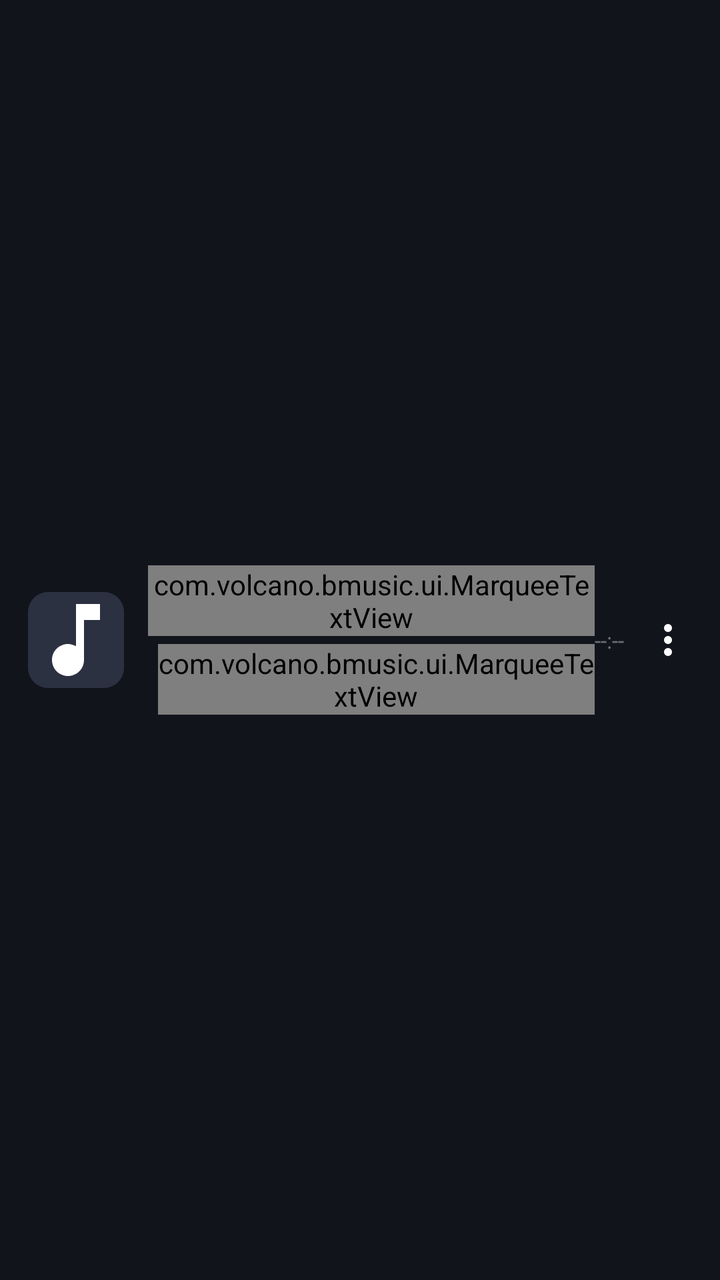
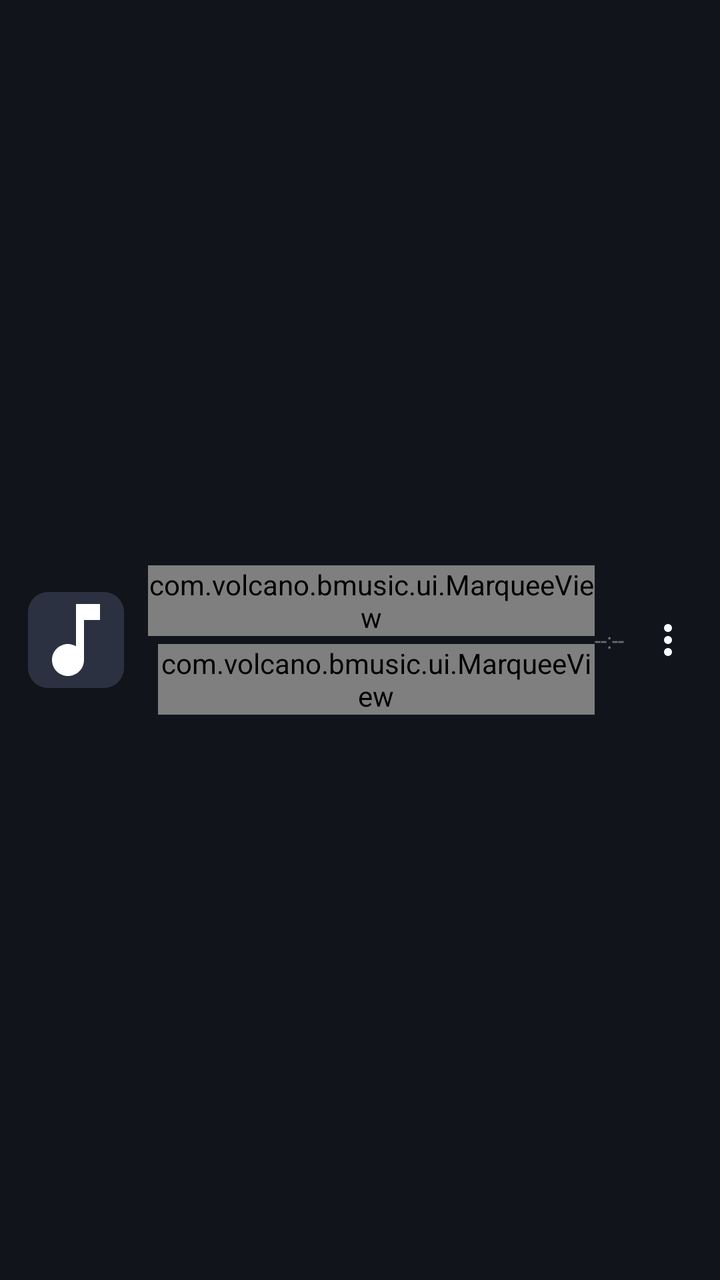

The first picture is an Android layout as it rendered before a commit; the second is the same layout after the commit. The layout source and the unified diff follow.
<!-- AndroidManifest.xml: application theme AppTheme -->
<!-- res/layout/item_track.xml -->
<?xml version="1.0" encoding="utf-8"?>
<LinearLayout xmlns:android="http://schemas.android.com/apk/res/android"
    android:layout_width="match_parent"
    android:layout_height="66dp"
    android:background="@color/bg"
    android:gravity="center_vertical"
    android:orientation="horizontal"
    android:paddingLeft="14dp"
    android:paddingRight="6dp">

    <CheckBox
        android:id="@+id/check"
        android:layout_width="wrap_content"
        android:layout_height="wrap_content"
        android:layout_marginRight="8dp"
        android:clickable="false"
        android:focusable="false"
        android:minWidth="0dp"
        android:minHeight="0dp"
        android:visibility="gone" />

    <ImageView
        android:id="@+id/art"
        android:layout_width="48dp"
        android:layout_height="48dp"
        android:background="@drawable/shape_card2"
        android:scaleType="centerCrop"
        android:src="@drawable/ic_music_note" />

    <LinearLayout
        android:layout_width="0dp"
        android:layout_height="wrap_content"
        android:layout_marginLeft="12dp"
        android:layout_weight="1"
        android:orientation="vertical">

        <LinearLayout
            android:layout_width="match_parent"
            android:layout_height="wrap_content"
            android:gravity="center_vertical"
            android:orientation="horizontal">

            <ImageView
                android:id="@+id/now"
                android:layout_width="11dp"
                android:layout_height="11dp"
                android:layout_marginRight="5dp"
                android:src="@drawable/ic_play"
                android:tint="@color/pink"
                android:visibility="gone" />

            <com.volcano.bmusic.ui.MarqueeTextView
                android:id="@+id/title"
                android:layout_width="0dp"
                android:layout_height="wrap_content"
                android:layout_weight="1"
                android:ellipsize="none"
                android:singleLine="true"
                android:text="标题"
                android:textColor="@color/text"
                android:textSize="14sp" />
        </LinearLayout>

        <LinearLayout
            android:layout_width="match_parent"
            android:layout_height="wrap_content"
            android:layout_marginTop="4dp"
            android:orientation="horizontal">

            <ImageView
                android:id="@+id/badge"
                android:layout_width="13dp"
                android:layout_height="13dp"
                android:src="@drawable/ic_cached"
                android:tint="@color/green"
                android:visibility="gone" />

            <com.volcano.bmusic.ui.MarqueeTextView
                android:id="@+id/sub"
                android:layout_width="0dp"
                android:layout_height="wrap_content"
                android:layout_marginLeft="5dp"
                android:layout_weight="1"
                android:ellipsize="none"
                android:singleLine="true"
                android:text=""
                android:textColor="@color/text_dim"
                android:textSize="11sp" />
        </LinearLayout>
    </LinearLayout>

    <TextView
        android:id="@+id/dur"
        android:layout_width="wrap_content"
        android:layout_height="wrap_content"
        android:layout_marginRight="2dp"
        android:text="--:--"
        android:textColor="@color/text_dim"
        android:textSize="11sp" />

    <ImageButton
        android:id="@+id/more"
        android:layout_width="40dp"
        android:layout_height="44dp"
        android:background="@null"
        android:contentDescription="更多"
        android:focusable="false"
        android:focusableInTouchMode="false"
        android:src="@drawable/ic_more"
        android:tint="@color/text_dim" />
</LinearLayout>
<!-- resources referenced by this layout -->
<resources>
  <color name="bg">#FF12141C</color>
  <color name="green">#FF4CD98A</color>
  <color name="pink">#FFFB7299</color>
  <color name="text">#FFF2F4FA</color>
  <color name="text_dim">#66F2F4FA</color>
  <!-- drawable ic_cached (drawable) -->
  <?xml version="1.0" encoding="utf-8"?>
  <vector xmlns:android="http://schemas.android.com/apk/res/android"
      android:width="24dp"
      android:height="24dp"
      android:viewportWidth="24.0"
      android:viewportHeight="24.0">
      <path
          android:fillColor="#FFFFFFFF"
          android:pathData="M17.65,6.35C16.2,4.9 14.21,4 12,4c-4.42,0 -7.99,3.58 -7.99,8s3.57,8 7.99,8c3.73,0 6.84,-2.55 7.73,-6h-2.08c-0.82,2.33 -3.04,4 -5.65,4 -3.31,0 -6,-2.69 -6,-6s2.69,-6 6,-6c1.66,0 3.14,0.69 4.22,1.78L13,11h7V4l-2.35,2.35z" />
  </vector>
  <!-- drawable ic_more (drawable) -->
  <?xml version="1.0" encoding="utf-8"?>
  <vector xmlns:android="http://schemas.android.com/apk/res/android"
      android:width="24dp"
      android:height="24dp"
      android:viewportWidth="24.0"
      android:viewportHeight="24.0">
      <path
          android:fillColor="#FFFFFFFF"
          android:pathData="M12,8c1.1,0 2,-0.9 2,-2s-0.9,-2 -2,-2 -2,0.9 -2,2 0.9,2 2,2zM12,10c-1.1,0 -2,0.9 -2,2s0.9,2 2,2 2,-0.9 2,-2 -0.9,-2 -2,-2zM12,16c-1.1,0 -2,0.9 -2,2s0.9,2 2,2 2,-0.9 2,-2 -0.9,-2 -2,-2z" />
  </vector>
  <!-- drawable ic_music_note (drawable) -->
  <?xml version="1.0" encoding="utf-8"?>
  <vector xmlns:android="http://schemas.android.com/apk/res/android"
      android:width="24dp"
      android:height="24dp"
      android:viewportWidth="24.0"
      android:viewportHeight="24.0">
      <path
          android:fillColor="#FFFFFFFF"
          android:pathData="M12,3v10.55c-0.59,-0.34 -1.27,-0.55 -2,-0.55 -2.21,0 -4,1.79 -4,4s1.79,4 4,4 4,-1.79 4,-4V7h4V3h-6z" />
  </vector>
  <!-- drawable ic_play (drawable) -->
  <?xml version="1.0" encoding="utf-8"?>
  <vector xmlns:android="http://schemas.android.com/apk/res/android"
      android:width="24dp"
      android:height="24dp"
      android:viewportWidth="24.0"
      android:viewportHeight="24.0">
      <path
          android:fillColor="#FFFFFFFF"
          android:pathData="M8,5v14l11,-7z" />
  </vector>
  <!-- drawable shape_card2 (drawable) -->
  <?xml version="1.0" encoding="utf-8"?>
  <shape xmlns:android="http://schemas.android.com/apk/res/android" android:shape="rectangle">
      <solid android:color="@color/bg_card_2" />
      <corners android:radius="10dp" />
  </shape>
  <style name="AppTheme" parent="@android:style/Theme.Material.NoActionBar">
          <item name="android:colorBackground">@color/bg</item>
          <item name="android:windowBackground">@color/bg</item>
          <item name="android:colorPrimary">@color/pink</item>
          <item name="android:colorPrimaryDark">@color/bg_soft</item>
          <item name="android:colorAccent">@color/pink</item>
          <item name="android:textColorPrimary">@color/text</item>
          <item name="android:textColorSecondary">@color/text_sub</item>
          <item name="android:navigationBarColor">@color/bg_soft</item>
          <item name="android:statusBarColor">@color/bg</item>
          <item name="android:windowLightStatusBar">false</item>
          <item name="android:windowTranslucentStatus">false</item>
          <item name="android:colorControlActivated">@color/pink</item>
          <item name="android:colorControlHighlight">#33FB7299</item>
          <item name="android:windowContentOverlay">@null</item>
      </style>
  <color name="bg_card_2">#FF2C3141</color>
  <color name="bg_soft">#FF1A1D28</color>
  <color name="text_sub">#99F2F4FA</color>
</resources>

<!-- the commit's change to res/layout/item_track.xml (unified diff, before → after) -->
@@ -49,16 +49,23 @@
                 android:tint="@color/pink"
                 android:visibility="gone" />
 
-            <com.volcano.bmusic.ui.MarqueeTextView
-                android:id="@+id/title"
+            <com.volcano.bmusic.ui.MarqueeView
+                android:id="@+id/title_box"
                 android:layout_width="0dp"
                 android:layout_height="wrap_content"
-                android:layout_weight="1"
-                android:ellipsize="none"
-                android:singleLine="true"
-                android:text="标题"
-                android:textColor="@color/text"
-                android:textSize="14sp" />
+                android:layout_weight="1">
+
+                <TextView
+                    android:id="@+id/title"
+                    android:layout_width="wrap_content"
+                    android:layout_height="wrap_content"
+                    android:layout_gravity="center_vertical"
+                    android:ellipsize="none"
+                    android:singleLine="true"
+                    android:text="标题"
+                    android:textColor="@color/text"
+                    android:textSize="14sp" />
+            </com.volcano.bmusic.ui.MarqueeView>
         </LinearLayout>
 
         <LinearLayout
@@ -75,17 +82,24 @@
                 android:tint="@color/green"
                 android:visibility="gone" />
 
-            <com.volcano.bmusic.ui.MarqueeTextView
-                android:id="@+id/sub"
+            <com.volcano.bmusic.ui.MarqueeView
+                android:id="@+id/sub_box"
                 android:layout_width="0dp"
                 android:layout_height="wrap_content"
                 android:layout_marginLeft="5dp"
-                android:layout_weight="1"
-                android:ellipsize="none"
-                android:singleLine="true"
-                android:text=""
-                android:textColor="@color/text_dim"
-                android:textSize="11sp" />
+                android:layout_weight="1">
+
+                <TextView
+                    android:id="@+id/sub"
+                    android:layout_width="wrap_content"
+                    android:layout_height="wrap_content"
+                    android:layout_gravity="center_vertical"
+                    android:ellipsize="none"
+                    android:singleLine="true"
+                    android:text=""
+                    android:textColor="@color/text_dim"
+                    android:textSize="11sp" />
+            </com.volcano.bmusic.ui.MarqueeView>
         </LinearLayout>
     </LinearLayout>
 
